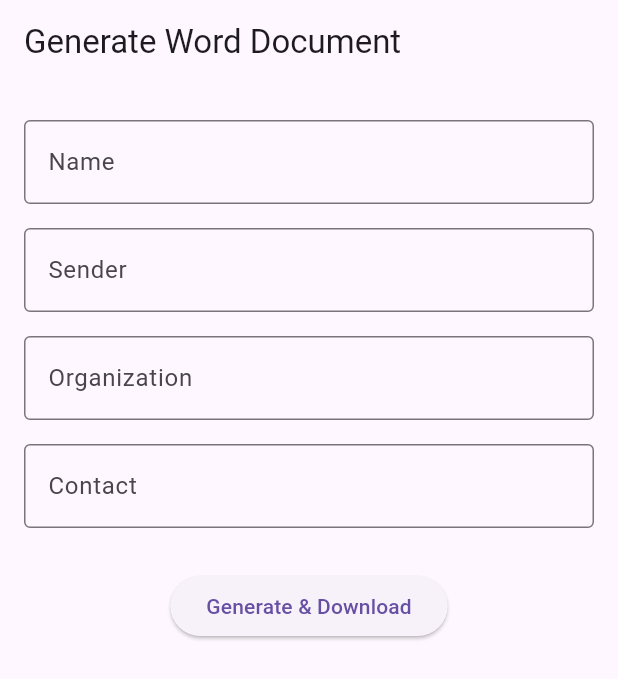
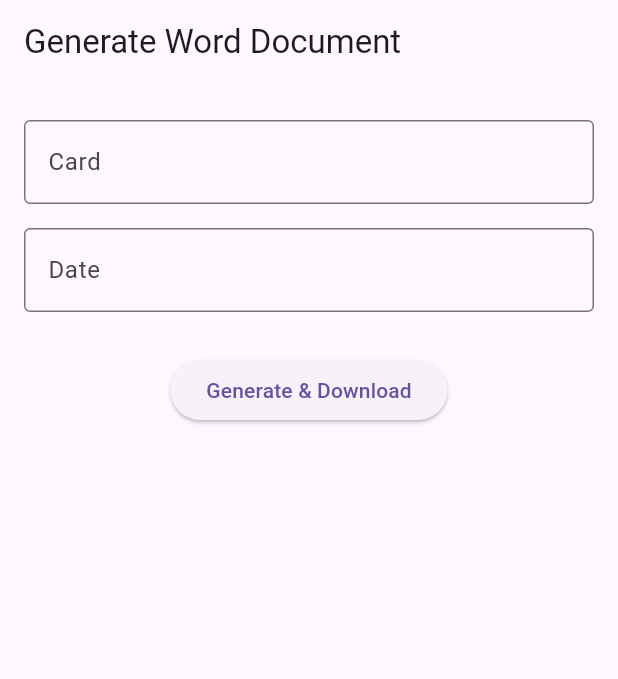
Before and after one commit to hzammarasif/editing_document, a Flutter app: the screen it shows after launch, on a phone screen of 412 x 824 dp. Shown: the top 679 px of the screen. Run offline on Flutter 3.47's test engine with Material 3 defaults, Android fonts, the phone set to English and light mode, and no system bars; our stand-ins replace share_plus.

Commit message:
needs improvement

```diff
--- a/lib/main.dart
+++ b/lib/main.dart
@@ -65,10 +65,8 @@ class _HomePageState extends State<HomePage> {
           // Simple replacement for {{key}}
           // Note: This works best if you type the placeholder in one go in Word.
           final replacements = {
-            '{{name}}': nameController.text,
-            '{{sender_name}}': addressController.text,
-            '{{organization_name}}': cityController.text,
-            '{{contact_information}}': phoneController.text,
+            '{{card}}': nameController.text,
+            '{{date}}': addressController.text,
           };
 
           replacements.forEach((key, value) {
@@ -139,10 +137,10 @@ class _HomePageState extends State<HomePage> {
         padding: const EdgeInsets.all(16),
         child: Column(
           children: [
-            buildTextField('Name', nameController),
-            buildTextField('Sender', addressController),
-            buildTextField('Organization', cityController),
-            buildTextField('Contact', phoneController),
+            buildTextField('Card', nameController),
+            buildTextField('Date', addressController),
+            // buildTextField('Organization', cityController),
+            // buildTextField('Contact', phoneController),
 
             const SizedBox(height: 20),
 
```
Also changed, not shown: 1 other file.
